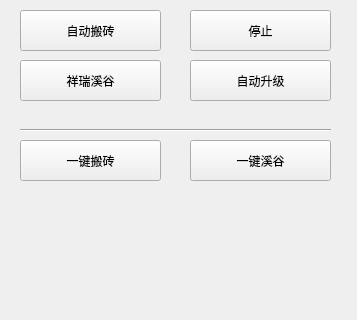
This is voyager/ui/main.ui in seayona/dnf as Qt 5 draws it before an edit; both pictures show x 0 to 357 and y 0 to 320 of the 357 by 588 pixel window. The edited form follows.
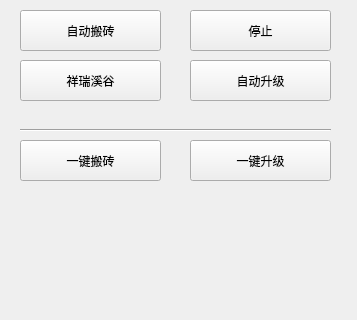
This is the edited form.

Commit message: F：新增一键升级

Diff of the .ui file:
```diff
--- a/voyager/ui/main.ui
+++ b/voyager/ui/main.ui
@@ -92,7 +92,7 @@
      </rect>
     </property>
     <property name="text">
-     <string>一键溪谷</string>
+     <string>一键升级</string>
     </property>
    </widget>
    <widget class="Line" name="line">
```
Left out of the diff: 2 changed lines with no effect on the pictures. The commit also changes 2 other files.
